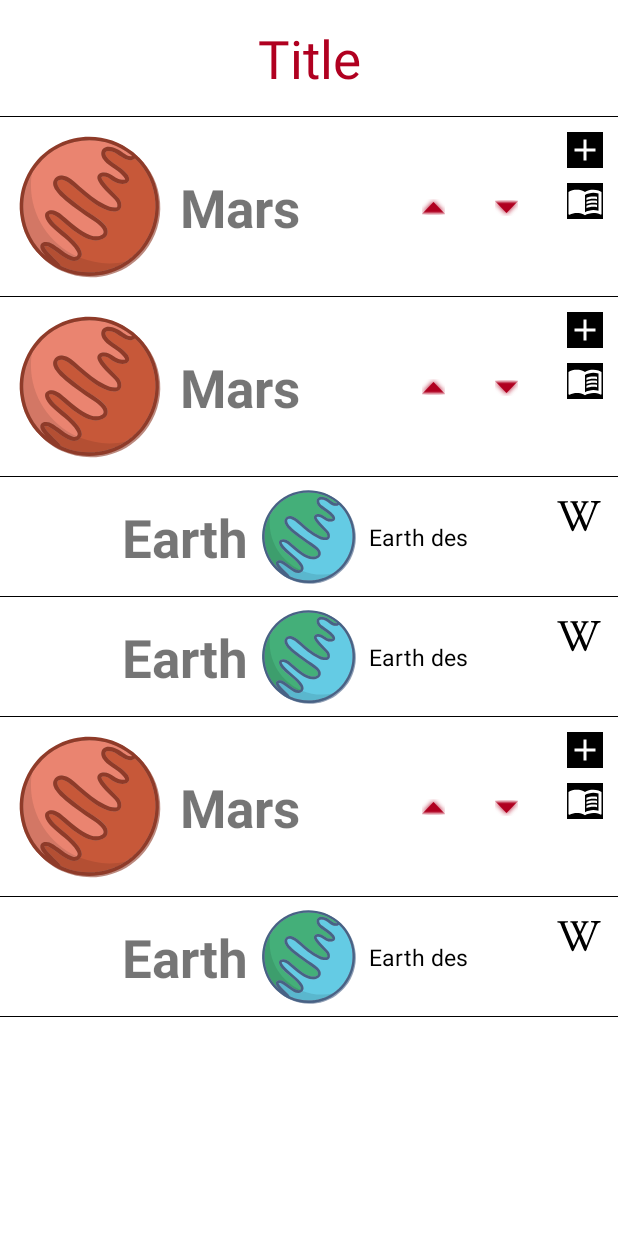
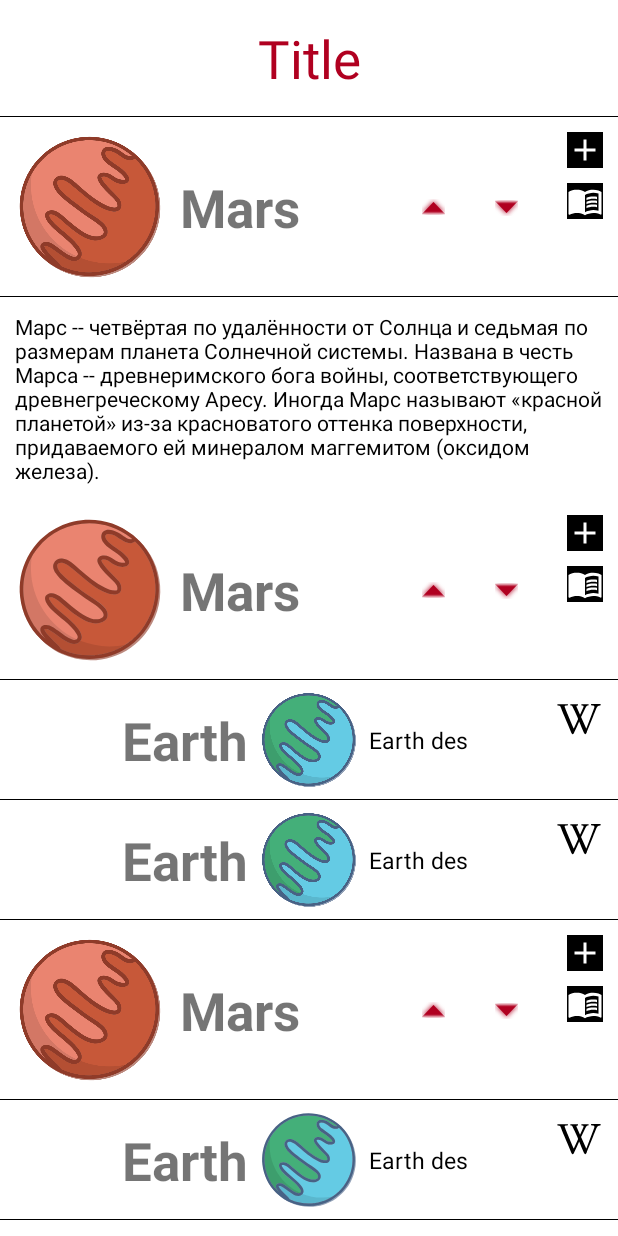
Before and after one commit to Nikita0093/MaterialDesign, an Android app: the fragment RecyclerFragment placed in its activity, after a tap on an icon or button, on a phone screen of 412 x 824 dp. Run offline under Robolectric (Android 15) with nearby library versions, the phone set to English and light mode, and no system bars; Roboto replaces fonts that are not available here; 1 other tap on this screen came first.

Commit message:
Урок 6  |  Добавили текст внутрь картинки

```diff
--- a/app/src/main/java/com/example/materialdesign/lesson_6/RecyclerAdapter.kt
+++ b/app/src/main/java/com/example/materialdesign/lesson_6/RecyclerAdapter.kt
@@ -15,35 +15,35 @@ import com.example.materialdesign.utils.TYPE_TITLE
 class RecyclerAdapter(private var onListItemClickListener: OnListItemClickListener) :
     RecyclerView.Adapter<BaseViewHolder>() {
 
-    private lateinit var list: List<Data>
+    private lateinit var list: MutableList<Pair<Data, Boolean>>
 
-    fun setList(newList: List<Data>) {
+    fun setList(newList: List<Pair<Data, Boolean>>) {
         list = newList.toMutableList()
     }
 
-    fun setAddToList(newList: List<Data>, position: Int) {
+    fun setAddToList(newList: List<Pair<Data, Boolean>>, position: Int) {
         list = newList.toMutableList()
         notifyItemChanged(position)
     }
 
-    fun setRemoveToList(newList: List<Data>, position: Int) {
+    fun setRemoveToList(newList: List<Pair<Data, Boolean>>, position: Int) {
         list = newList.toMutableList()
         notifyItemRemoved(position)
     }
 
-    fun setMoveUpList(newList: List<Data>, position: Int) {
+    fun setMoveUpList(newList: List<Pair<Data, Boolean>>, position: Int) {
         list = newList.toMutableList()
         notifyItemMoved(position, position - 1)
     }
 
-    fun setMoveDownList(newList: List<Data>, position: Int) {
+    fun setMoveDownList(newList: List<Pair<Data, Boolean>>, position: Int) {
         list = newList.toMutableList()
         notifyItemMoved(position, position + 1)
     }
 
 
     override fun getItemViewType(position: Int): Int {
-        return list[position].type
+        return list[position].first.type
     }
 
 
@@ -80,18 +80,18 @@ class RecyclerAdapter(private var onListItemClickListener: OnListItemClickListen
 
 
     inner class EarthViewHolder(view: View) : BaseViewHolder(view) {
-        override fun myBind(data: Data) {
+        override fun myBind(data: Pair<Data, Boolean>) {
             val binding = FragmentRecyclerEarthBinding.bind(itemView)
-            binding.title.text = data.dataTitle
-            binding.descriptionTextView.text = data.dataDescription
+            binding.title.text = data.first.dataTitle
+            binding.descriptionTextView.text = data.first.dataDescription
         }
 
     }
 
     inner class MarsViewHolder(view: View) : BaseViewHolder(view) {
-        override fun myBind(data: Data) {
+        override fun myBind(data: Pair<Data, Boolean>) {
             FragmentRecyclerMarsBinding.bind(itemView).apply {
-                title.text = data.dataTitle
+                title.text = data.first.dataTitle
                 addItemImageView.setOnClickListener {
                     onListItemClickListener.onAddBtnClick(layoutPosition)
 
@@ -112,6 +112,15 @@ class RecyclerAdapter(private var onListItemClickListener: OnListItemClickListen
 
                 }
 
+                marsImageView.setOnClickListener {
+                    list[layoutPosition] = list[layoutPosition].let {
+                       it.first to !it.second
+                   }
+                    marsDescriptionTextView.visibility = if (list[layoutPosition].second) View.VISIBLE else View.GONE
+
+                    notifyItemChanged(layoutPosition)
+                }
+
 
             }
 
@@ -120,9 +129,9 @@ class RecyclerAdapter(private var onListItemClickListener: OnListItemClickListen
     }
 
     inner class TitleViewHolder(view: View) : BaseViewHolder(view) {
-        override fun myBind(data: Data) {
+        override fun myBind(data: Pair<Data, Boolean>) {
             FragmentRecyclerTitleBinding.bind(itemView).apply {
-                header.text = data.dataTitle
+                header.text = data.first.dataTitle
             }
 
         }
--- a/app/src/main/java/com/example/materialdesign/lesson_6/RecyclerFragment.kt
+++ b/app/src/main/java/com/example/materialdesign/lesson_6/RecyclerFragment.kt
@@ -22,12 +22,12 @@ class RecyclerFragment : Fragment(), OnListItemClickListener {
     private lateinit var adapter: RecyclerAdapter
 
     private val list = arrayListOf(
-        Data("Title", " ", TYPE_TITLE),
-        Data("Mars", "Mars des", TYPE_MARS),
-        Data("Earth", "Earth des", TYPE_EARTH),
-        Data("Earth", "Earth des", TYPE_EARTH),
-        Data("Mars", "Mars des", TYPE_MARS),
-        Data("Earth", "Earth des", TYPE_EARTH)
+        Pair(Data("Title", " ", TYPE_TITLE), false),
+        Pair(Data("Mars", "Mars des", TYPE_MARS), false),
+        Pair(Data("Earth", "Earth des", TYPE_EARTH), false),
+        Pair(Data("Earth", "Earth des", TYPE_EARTH), false),
+        Pair(Data("Mars", "Mars des", TYPE_MARS), false),
+        Pair(Data("Earth", "Earth des", TYPE_EARTH), false)
     )
 
 
@@ -70,7 +70,7 @@ class RecyclerFragment : Fragment(), OnListItemClickListener {
 
     override fun onAddBtnClick(position: Int) {
         androidx.transition.TransitionManager.beginDelayedTransition(binding.root)
-        list.add(position, Data("Mars", "Mars des", TYPE_MARS))
+        list.add(position, Pair(Data("Mars", "Mars des", TYPE_MARS), false))
         adapter.setAddToList(list, position)
 
     }
--- a/app/src/main/java/com/example/materialdesign/lesson_6/ViewHolder.kt
+++ b/app/src/main/java/com/example/materialdesign/lesson_6/ViewHolder.kt
@@ -4,5 +4,5 @@ import android.view.View
 import androidx.recyclerview.widget.RecyclerView
 
 abstract class BaseViewHolder(view: View): RecyclerView.ViewHolder(view) {
-    abstract fun myBind(data: Data)
+    abstract fun myBind(data: Pair<Data,Boolean>)
 }
--- a/app/src/main/res/layout/fragment_recycler_mars.xml
+++ b/app/src/main/res/layout/fragment_recycler_mars.xml
@@ -1,6 +1,7 @@
 <?xml version="1.0" encoding="utf-8"?>
 <androidx.constraintlayout.widget.ConstraintLayout xmlns:android="http://schemas.android.com/apk/res/android"
     xmlns:app="http://schemas.android.com/apk/res-auto"
+    xmlns:tools="http://schemas.android.com/tools"
     android:layout_width="match_parent"
     android:layout_height="wrap_content">
 
@@ -21,6 +22,20 @@
         app:layout_constraintBottom_toBottomOf="@+id/marsImageView"
         app:layout_constraintStart_toEndOf="@+id/marsImageView"
         app:layout_constraintTop_toTopOf="@+id/marsImageView" />
+
+    <androidx.appcompat.widget.AppCompatTextView
+        android:id="@+id/marsDescriptionTextView"
+        android:layout_width="wrap_content"
+        android:layout_height="wrap_content"
+        android:padding="10dp"
+        android:text="@string/text"
+        android:textColor="#000"
+        android:visibility="gone"
+        app:layout_constraintEnd_toEndOf="parent"
+        app:layout_constraintStart_toStartOf="parent"
+        app:layout_constraintTop_toBottomOf="@+id/marsImageView"
+        tools:visibility="visible" />
+
 
     <androidx.appcompat.widget.AppCompatImageView
         android:id="@+id/addItemImageView"
--- a/app/src/main/res/values/strings.xml
+++ b/app/src/main/res/values/strings.xml
@@ -120,4 +120,5 @@
     <string name="button_test" translatable="false">Button Test</string>
     <string name="recycler" translatable="false">Recycler</string>
     <string name="title">Title</string>
+    <string name="text">Марс -- четвёртая по удалённости от Солнца и седьмая по размерам планета Солнечной системы. Названа в честь Марса -- древнеримского бога войны, соответствующего древнегреческому Аресу. Иногда Марс называют «красной планетой» из-за красноватого оттенка поверхности, придаваемого ей минералом маггемитом (оксидом железа).</string>
 </resources>
```
